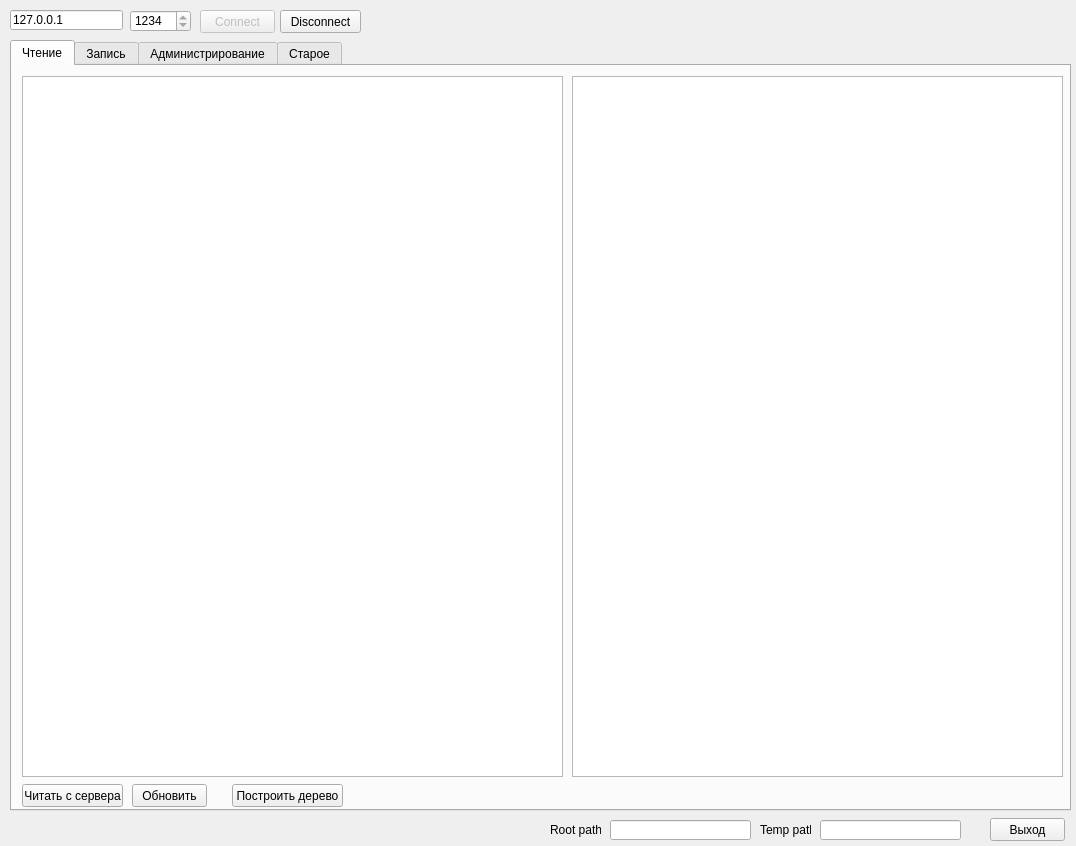
The window that Socket_Client_v5/Dialogs/MainForm.ui (Balog/Synchonization) describes before a commit, drawn with Qt 5.
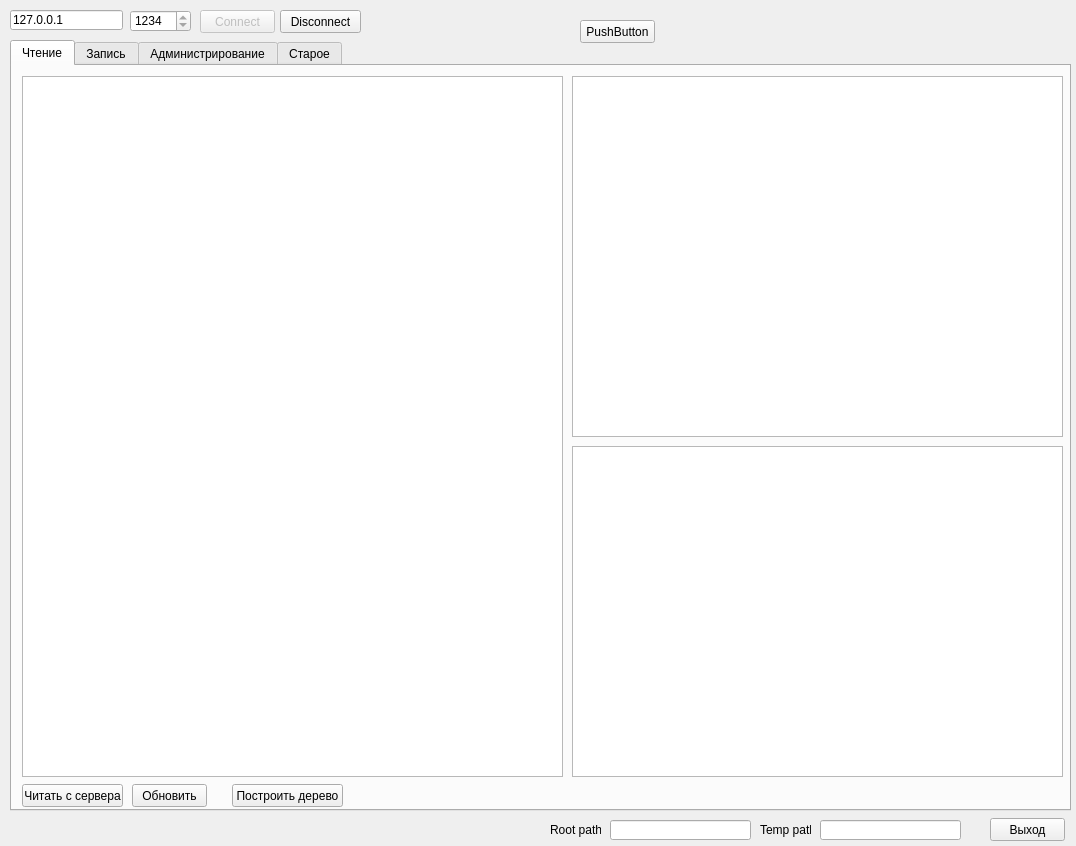
The same window after the commit.

What changed in the file:
```diff
--- a/Socket_Client_v5/Dialogs/MainForm.ui
+++ b/Socket_Client_v5/Dialogs/MainForm.ui
@@ -207,9 +207,19 @@
      <property name="geometry">
       <rect>
        <x>560</x>
+       <y>380</y>
+       <width>491</width>
+       <height>331</height>
+      </rect>
+     </property>
+    </widget>
+    <widget class="QGraphicsView" name="graphicsView">
+     <property name="geometry">
+      <rect>
+       <x>560</x>
        <y>10</y>
        <width>491</width>
-       <height>701</height>
+       <height>361</height>
       </rect>
      </property>
     </widget>
@@ -748,6 +758,19 @@
     <string>Выход</string>
    </property>
   </widget>
+  <widget class="QPushButton" name="pushButton">
+   <property name="geometry">
+    <rect>
+     <x>580</x>
+     <y>20</y>
+     <width>75</width>
+     <height>23</height>
+    </rect>
+   </property>
+   <property name="text">
+    <string>PushButton</string>
+   </property>
+  </widget>
  </widget>
  <resources/>
  <connections>
```
Left out of the diff: 17 changed lines with no effect on the pictures.
